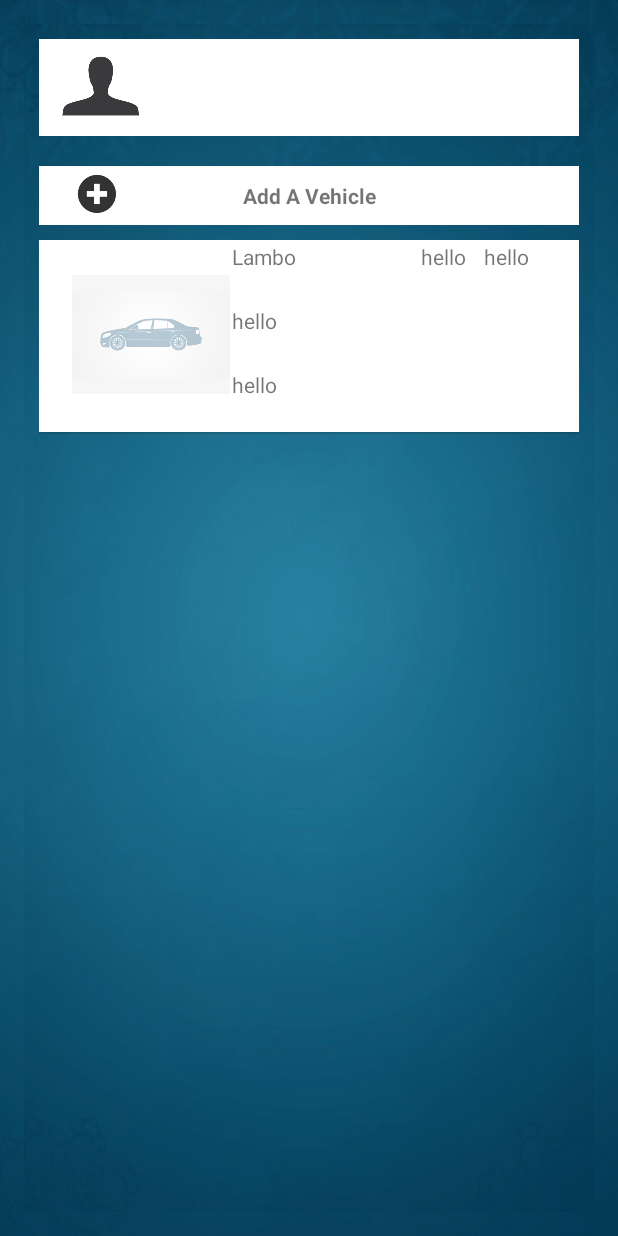
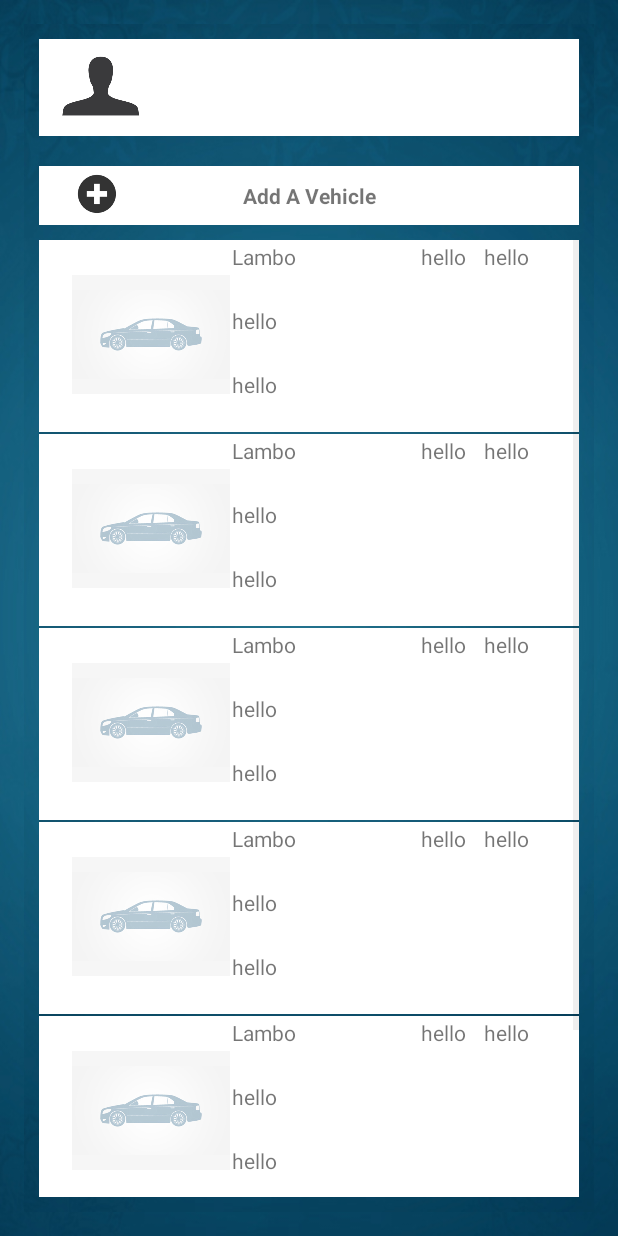
Before and after one commit to d7knight/Best-Fuel, an Android app: the ProfileActivity screen opened directly, with no data from a screen before it, on a phone screen of 412 x 824 dp. Run offline under Robolectric (Android 15) with nearby library versions, the phone set to English and light mode, and no system bars; 1 statement that could not run was skipped.

Commit message:
Added a couple more Lambos to the car list

```diff
--- a/app/src/main/java/com/example/cs446project/bestfuel/ProfileActivity.java
+++ b/app/src/main/java/com/example/cs446project/bestfuel/ProfileActivity.java
@@ -80,7 +80,18 @@ public class ProfileActivity extends Activity {
 
         adapter.add(new Car("Lambo", "hello ",
                 "hello", "hello", "hello"));
+        adapter.add(new Car("Lambo", "hello ",
+                "hello", "hello", "hello"));
+        adapter.add(new Car("Lambo", "hello ",
+                "hello", "hello", "hello"));
+        adapter.add(new Car("Lambo", "hello ",
+                "hello", "hello", "hello"));
+        adapter.add(new Car("Lambo", "hello ",
+                "hello", "hello", "hello"));
+        adapter.add(new Car("Lambo", "hello ",
+                "hello", "hello", "hello"));
         adapter.notifyDataSetChanged();
+
 
         pDialog = new ProgressDialog(this);
         pDialog.setCancelable(false);
```
